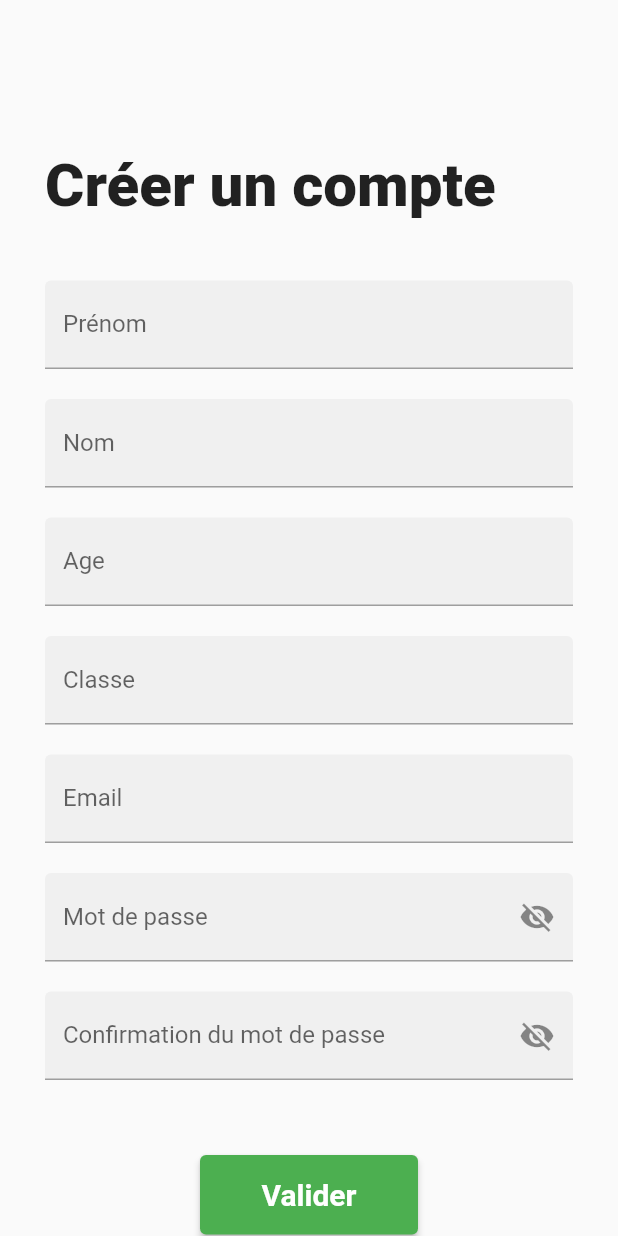
After one commit to Harold-Gang/studeat, a Flutter app: the screen it shows after launch, after a tap on "Valider", after a tap on "🌽 Pas encore de compte ? Je m'inscris", on a phone screen of 412 x 824 dp. The commit adds this screen. Run offline on Flutter 3.47's test engine with Material 2 defaults, Android fonts, the light colour scheme and no system bars; our stand-ins replace firebase_auth, firebase_core, fluttertoast; accounts and stored records are empty.

Commit message:
ADD register page and User model

```diff
--- /dev/null
+++ b/lib/models/user_model.dart
@@ -0,0 +1,35 @@
+class User {
+  String? uid;
+  String? firstName;
+  String? lastName;
+  String? age;
+  String? classe;
+  String? email;
+
+  User({this.uid, this.firstName, this.lastName, this.email, this.age, this.classe});
+
+  //receive data from server
+  factory User.fromMap(map) {
+    return User(
+      uid: map['uid'],
+      email: map['email'],
+      firstName: map['firstName'],
+      lastName: map['lastName'],
+      age: map['age'],
+      classe: map['classe']
+    );
+  }
+
+  //send data to server
+  Map<String, dynamic> toMap() {
+    return {
+      'uid': uid,
+      'email': email,
+      'firstName': firstName,
+      'lastName': lastName,
+      'age': age,
+      'classe': classe
+    };
+  }
+
+}
--- /dev/null
+++ b/lib/pages/login_page.dart
@@ -0,0 +1,179 @@
+import 'package:app/pages/home_page.dart';
+import 'package:app/pages/register_page.dart';
+import 'package:flutter/material.dart';
+import 'package:firebase_auth/firebase_auth.dart';
+import 'package:fluttertoast/fluttertoast.dart';
+import '../auth.dart';
+
+
+class LoginPage extends StatefulWidget {
+  const LoginPage({super.key});
+
+  @override
+  State<LoginPage> createState() => _LoginPageState();
+}
+
+class _LoginPageState extends State<LoginPage> {
+  String? errorMessage = '';
+  bool isLogin = true;
+  bool passwordVisible = true;
+
+  final TextEditingController _controllerEmail = TextEditingController();
+  final TextEditingController _controllerPassword = TextEditingController();
+
+  final _formKey = GlobalKey<FormState>();
+
+  void signInWithEmailAndPassword() async {
+    if(_formKey.currentState!.validate()) {
+      await Auth().signInWithEmailAndPassword(
+        email: _controllerEmail.text,
+        password: _controllerPassword.text
+      ).then((uid) => {
+        Fluttertoast.showToast(msg: "Login successful"),
+        Navigator.of(context).pushReplacement(MaterialPageRoute(builder: (context) => const HomePage()))
+
+      }).catchError((e) => {
+        Fluttertoast.showToast(msg: e!.message)
+      });
+    }
+  }
+
+  @override
+  Widget build(BuildContext context) {
+
+    return Scaffold(
+      body: Column(
+        children: <Widget>[
+          Image.asset(
+            "images/login_image.png",
+            height: MediaQuery.of(context).size.height * 0.35,
+            width: MediaQuery.of(context).size.width,
+            fit: BoxFit.cover,
+          ),
+          Column(
+            children: [
+              const Padding(
+                padding: EdgeInsets.all(40),
+                child: Align(
+                  alignment: Alignment.centerRight,
+                  child: Text("Se connecter", style: TextStyle(fontWeight: FontWeight.w900, fontSize: 40)),
+                ),
+              ),
+              Form(
+                key: _formKey,
+                child: Container(
+                  padding: const EdgeInsets.symmetric(horizontal: 30),
+                  child: Column(
+                    children: [
+                      TextFormField(
+                        controller: _controllerEmail,
+                        autofocus: false,
+                        decoration: const InputDecoration(
+                          filled: true,
+                          fillColor: Color.fromARGB(255, 240, 240, 240),
+                          labelText: "Email",
+                          enabledBorder: UnderlineInputBorder(
+                            borderSide: BorderSide(color: Colors.grey)
+                          )
+                        ),
+                        onSaved: (value) {
+                          _controllerEmail.text = value!;
+                        },
+                        validator: (value) {
+                          if(value!.isEmpty) {
+                            return ("Please enter your email");
+                          }
+                          if(!RegExp(r'^(([^<>()[\]\\.,;:\s@\"]+(\.[^<>()[\]\\.,;:\s@\"]+)*)|(\".+\"))@((\[[0-9]{1,3}\.[0-9]{1,3}\.[0-9]{1,3}\.[0-9]{1,3}\])|(([a-zA-Z\-0-9]+\.)+[a-zA-Z]{2,}))$').hasMatch(value)) {
+                            return ("Please enter a valid email address");
+                          }
+
+                          return null;
+                        },
+                        textInputAction: TextInputAction.next,
+                        keyboardType: TextInputType.emailAddress,
+                      ),
+                      Container(
+                        margin: const EdgeInsets.only(top: 30),
+                        child: TextFormField(
+                          controller: _controllerPassword,
+                          autofocus: false,
+                          obscureText: passwordVisible,
+                          decoration: InputDecoration(
+                            filled: true,
+                            fillColor: const Color.fromARGB(255, 240, 240, 240),
+                            labelText: "Mot de passe",
+                            enabledBorder: const UnderlineInputBorder(
+                              borderSide: BorderSide(color: Colors.grey)
+                            ),
+                            suffixIcon: IconButton(
+                              onPressed: () {
+                                setState(() {
+                                  passwordVisible = !passwordVisible;
+                                });
+                              },
+                              icon: Icon(passwordVisible ? Icons.visibility_off : Icons.visibility)
+                            )
+                          ),
+                          onSaved: (value) {
+                            _controllerPassword.text = value!;
+                          },
+                          validator: (value) {
+                            RegExp regex = RegExp(r'^.{8,}$');
+                            if(value!.isEmpty) {
+                              return ("Please enter a password");
+                            }
+                            if(!regex.hasMatch(value)) {
+                              return ("Please enter a valid password (8 chara. mini)");
+                            }
+
+                            return null;
+                          },
+                          textInputAction: TextInputAction.done,
+                        ),
+                      ),
+                      Container(
+                        margin: const EdgeInsets.only(top: 5, left: 5),
+                        child: const Align(
+                          alignment: Alignment.centerLeft,
+                          child: Text('*minimum 8 caractères et 1 caractère spécial', style: TextStyle(color: Color.fromARGB(255, 75, 75, 75), fontSize: 12),)
+                        )
+                      ),
+                      // Container(
+                      //   margin: const EdgeInsets.only(left: 5),
+                      //   child: Text(errorMessage == '' ? '' : 'Humm ? $errorMessage'),
+                      // ),
+                      Container(
+                        margin: const EdgeInsets.only(left: 200, top: 50),
+                        child: ElevatedButton(
+                          onPressed: signInWithEmailAndPassword,
+                          child: const Padding(
+                            padding: EdgeInsets.symmetric(horizontal: 25, vertical: 15),
+                            child: Text('Valider', style: TextStyle(fontSize: 20, fontWeight: FontWeight.bold),),
+                          ),
+                        ),
+                      ),
+                    ],
+                  ),
+                ),
+              ),
+              Container(
+                margin: const EdgeInsets.only(top: 10, right: 30),
+                child:
+                  GestureDetector(
+                    onTap: () {
+                      Navigator.push(context, MaterialPageRoute(builder: (context) => const RegisterPage()));
+                    },
+                    child: const Align(
+                      alignment: Alignment.centerRight,
+                      child: Text("🌽 Pas encore de compte ? Je m'inscris", style: TextStyle(color: Colors.grey),),
+                    )
+                  )
+              )
+            ],
+          )
+        ],
+      ),
+    );
+  }
+
+}
--- /dev/null
+++ b/lib/pages/register_page.dart
@@ -0,0 +1,330 @@
+import 'package:app/pages/login_page.dart';
+import 'package:firebase_auth/firebase_auth.dart';
+import 'package:flutter/material.dart';
+import 'package:fluttertoast/fluttertoast.dart';
+
+import '../auth.dart';
+
+class RegisterPage extends StatefulWidget {
+  const RegisterPage({ Key? key }) : super(key: key);
+
+  @override
+  _RegisterPageState createState() => _RegisterPageState();
+}
+
+class _RegisterPageState extends State<RegisterPage> {
+
+  bool passwordVisible = true;
+  bool confirmPasswordVisible = true;
+  String? errorMessage = '';
+
+  final _formKey = GlobalKey<FormState>();
+
+  final firstNameController = TextEditingController();
+  final lastNameController = TextEditingController();
+  final ageController = TextEditingController();
+  final classeController = TextEditingController();
+  final emailController = TextEditingController();
+  final passwordController = TextEditingController();
+  final confirmPasswordController = TextEditingController();
+
+
+  void createUserWithEmailAndPassword() async {
+    if(_formKey.currentState!.validate()) {
+      await Auth().createUserWithEmailAndPassword(
+        email: emailController.text,
+        password: passwordController.text
+      ).then((value) => {
+        postDetailsToFirestore()
+      }).catchError((e) => {
+        Fluttertoast.showToast(msg: e!.message)
+      });
+    }
+  }
+
+  postDetailsToFirestore() async {
+    //calling firestore
+
+    //calling our user model
+
+    //sending user data
+  }
+
+  @override
+  Widget build(BuildContext context) {
+
+    final firstNameField = TextFormField(
+      controller: firstNameController,
+      autofocus: false,
+      decoration: const InputDecoration(
+        filled: true,
+        fillColor: Color.fromARGB(255, 240, 240, 240),
+        labelText: "Prénom",
+        enabledBorder: UnderlineInputBorder(
+          borderSide: BorderSide(color: Colors.grey)
+        )
+      ),
+      onSaved: (value) {
+        firstNameController.text = value!;
+      },
+      validator: (value) {
+        if(value!.isEmpty) {
+          return ("Remplissez le champ Prénom");
+        }
+        return null;
+      },
+      textInputAction: TextInputAction.next,
+      keyboardType: TextInputType.name,
+    );
+
+    final lastNameField = TextFormField(
+      controller: lastNameController,
+      autofocus: false,
+      decoration: const InputDecoration(
+        filled: true,
+        fillColor: Color.fromARGB(255, 240, 240, 240),
+        labelText: "Nom",
+        enabledBorder: UnderlineInputBorder(
+          borderSide: BorderSide(color: Colors.grey)
+        )
+      ),
+      onSaved: (value) {
+        lastNameController.text = value!;
+      },
+      validator: (value) {
+        if(value!.isEmpty) {
+          return ("Remplissez le champ Nom");
+        }
+        return null;
+      },
+      textInputAction: TextInputAction.next,
+      keyboardType: TextInputType.name,
+    );
+
+    final emailField = TextFormField(
+      controller: emailController,
+      autofocus: false,
+      decoration: const InputDecoration(
+        filled: true,
+        fillColor: Color.fromARGB(255, 240, 240, 240),
+        labelText: "Email",
+        enabledBorder: UnderlineInputBorder(
+          borderSide: BorderSide(color: Colors.grey)
+        )
+      ),
+      onSaved: (value) {
+        emailController.text = value!;
+      },
+      validator: (value) {
+        if(value!.isEmpty) {
+          return ("Remplissez le champ Email");
+        }
+        if(!RegExp(r'^(([^<>()[\]\\.,;:\s@\"]+(\.[^<>()[\]\\.,;:\s@\"]+)*)|(\".+\"))@((\[[0-9]{1,3}\.[0-9]{1,3}\.[0-9]{1,3}\.[0-9]{1,3}\])|(([a-zA-Z\-0-9]+\.)+[a-zA-Z]{2,}))$').hasMatch(value)) {
+          return ("Veuillez entrer une adresse email valide");
+        }
+        return null;
+      },
+      textInputAction: TextInputAction.next,
+      keyboardType: TextInputType.emailAddress,
+    );
+
+    final passwordField = TextFormField(
+      controller: passwordController,
+      autofocus: false,
+      obscureText: passwordVisible,
+      decoration: InputDecoration(
+        filled: true,
+        fillColor: const Color.fromARGB(255, 240, 240, 240),
+        labelText: "Mot de passe",
+        enabledBorder: const UnderlineInputBorder(
+          borderSide: BorderSide(color: Colors.grey)
+        ),
+        suffixIcon: IconButton(
+          onPressed: () {
+            setState(() {
+              passwordVisible = !passwordVisible;
+            });
+          },
+          icon: Icon(passwordVisible ? Icons.visibility_off : Icons.visibility)
+        )
+      ),
+      onSaved: (value) {
+        passwordController.text = value!;
+      },
+      validator: (value) {
+        RegExp regex = RegExp(r'^.{8,}$');
+        if(value!.isEmpty) {
+          return ("Remplissez le champ Mot de passe");
+        }
+        if(!regex.hasMatch(value)) {
+          return ("Veuillez entrer un mot de passe valide (8 chara. mini)");
+        }
+
+        return null;
+      },
+      textInputAction: TextInputAction.next,
+    );
+
+    final confirmPasswordField = TextFormField(
+      controller: confirmPasswordController,
+      autofocus: false,
+      obscureText: confirmPasswordVisible,
+      decoration: InputDecoration(
+        filled: true,
+        fillColor: const Color.fromARGB(255, 240, 240, 240),
+        labelText: "Confirmation du mot de passe",
+        enabledBorder: const UnderlineInputBorder(
+          borderSide: BorderSide(color: Colors.grey)
+        ),
+        suffixIcon: IconButton(
+          onPressed: () {
+            setState(() {
+              confirmPasswordVisible = !confirmPasswordVisible;
+            });
+          },
+          icon: Icon(confirmPasswordVisible ? Icons.visibility_off : Icons.visibility)
+        )
+      ),
+      onSaved: (value) {
+        confirmPasswordController.text = value!;
+      },
+      validator: (value) {
+        if(passwordController.text != value && passwordController.text.length > 6) {
+          return ("Les mots de passe ne correspondent pas");
+        }
+
+        return null;
+      },
+      textInputAction: TextInputAction.done,
+    );
+
+    final ageField = TextFormField(
+      controller: ageController,
+      autofocus: false,
+      decoration: const InputDecoration(
+        filled: true,
+        fillColor: Color.fromARGB(255, 240, 240, 240),
+        labelText: "Age",
+        enabledBorder: UnderlineInputBorder(
+          borderSide: BorderSide(color: Colors.grey)
+        )
+      ),
+      onSaved: (value) {
+        ageController.text = value!;
+      },
+      validator: (value) {
+        if(value!.isEmpty) {
+          return ("Remplissez le champs Age");
+        }
+        return null;
+      },
+      textInputAction: TextInputAction.next,
+      keyboardType: TextInputType.number,
+    );
+
+    final classeField = TextFormField(
+      controller: classeController,
+      autofocus: false,
+      decoration: const InputDecoration(
+        filled: true,
+        fillColor: Color.fromARGB(255, 240, 240, 240),
+        labelText: "Classe",
+        enabledBorder: UnderlineInputBorder(
+          borderSide: BorderSide(color: Colors.grey)
+        )
+      ),
+      onSaved: (value) {
+        classeController.text = value!;
+      },
+      validator: (value) {
+        if(value!.isEmpty) {
+          return ("Remplissez le champs Classe");
+        }
+        return null;
+      },
+      textInputAction: TextInputAction.next,
+      keyboardType: TextInputType.name,
+    );
+
+    final signUpButton = ElevatedButton(
+      onPressed: () {},
+      child: const Padding(
+        padding: EdgeInsets.symmetric(horizontal: 25, vertical: 15),
+        child: Text('Valider', style: TextStyle(fontSize: 20, fontWeight: FontWeight.bold)),
+      ),
+    );
+
+    return Scaffold(
+      body: Column(
+        children: <Widget>[
+          Column(
+            children: [
+              const Padding(
+                padding: EdgeInsets.only(top: 100, left: 30, bottom: 20),
+                child: Align(
+                  alignment: Alignment.centerLeft,
+                  child: Text("Créer un compte", style: TextStyle(fontWeight: FontWeight.w900, fontSize: 40)),
+                ),
+              ),
+              Form(
+                key: _formKey,
+                child: Container(
+                  padding: const EdgeInsets.symmetric(horizontal: 30),
+                  child: Column(
+                    children: [
+                      Container(
+                        margin: const EdgeInsets.only(top: 20),
+                        child: firstNameField
+                      ),
+                      Container(
+                        margin: const EdgeInsets.only(top: 20),
+                        child: lastNameField
+                      ),
+                      Container(
+                        margin: const EdgeInsets.only(top: 20),
+                        child: ageField
+                      ),
+                      Container(
+                        margin: const EdgeInsets.only(top: 20),
+                        child: classeField
+                      ),
+                      Container(
+                        margin: const EdgeInsets.only(top: 20),
+                        child: emailField
+                      ),
+                      Container(
+                        margin: const EdgeInsets.only(top: 20),
+                        child: passwordField
+                      ),
+                      Container(
+                        margin: const EdgeInsets.only(top: 20),
+                        child: confirmPasswordField
+                      ),
+                      Container(
+                        margin: const EdgeInsets.only(left: 0, top: 50),
+                        child: signUpButton
+                      ),
+                    ],
+                  ),
+                ),
+              ),
+              Container(
+                margin: const EdgeInsets.only(top: 10, right: 30),
+                child:
+                  GestureDetector(
+                    onTap: () {
+                      Navigator.push(context, MaterialPageRoute(builder: (context) => const LoginPage()));
+                    },
+                    child: const Align(
+                      alignment: Alignment.center,
+                      child: Text("🌽 J'ai déjà un compte", style: TextStyle(color: Colors.grey),),
+                    )
+                  )
+              )
+            ],
+          )
+        ],
+      ),
+    );
+  }
+}
--- a/lib/widget_tree.dart
+++ b/lib/widget_tree.dart
@@ -1,6 +1,6 @@
 import 'package:app/auth.dart';
 import 'package:app/pages/home_page.dart';
-import 'package:app/pages/login_register_page.dart';
+import 'package:app/pages/login_page.dart';
 import 'package:flutter/material.dart';
 
 class WidgetTree extends StatefulWidget {
--- a/pubspec.yaml
+++ b/pubspec.yaml
@@ -37,6 +37,8 @@ dependencies:
   cupertino_icons: ^1.0.2
   firebase_core: ^2.9.0
   firebase_auth: ^4.4.0
+  cloud_firestore: ^4.5.2
+  fluttertoast: ^8.2.1
 
 dev_dependencies:
   flutter_test:
```
Also changed, not shown: lib/pages/login_register_page.dart (deleted, +0 -148 lines), pubspec.lock, 2 other files.
